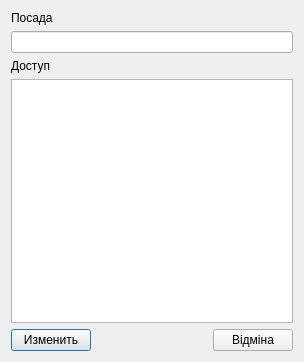
The window that EditPostDialog.ui (CreatorBooMGit/SShop) describes before a commit, drawn with Qt 5.
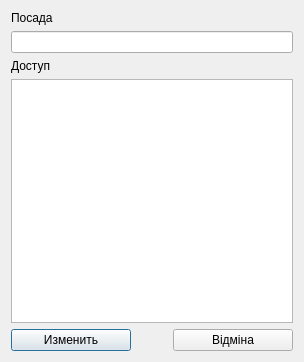
The same window after the commit. Icons and pictures are not drawn.

What changed in the file:
```diff
--- a/EditPostDialog.ui
+++ b/EditPostDialog.ui
@@ -38,6 +38,18 @@
     <layout class="QHBoxLayout" name="horizontalLayout">
      <item>
       <widget class="QPushButton" name="editButton">
+       <property name="minimumSize">
+        <size>
+         <width>120</width>
+         <height>0</height>
+        </size>
+       </property>
+       <property name="maximumSize">
+        <size>
+         <width>120</width>
+         <height>16777215</height>
+        </size>
+       </property>
        <property name="text">
         <string>Изменить</string>
        </property>
@@ -58,6 +70,18 @@
      </item>
      <item>
       <widget class="QPushButton" name="fuckButton">
+       <property name="minimumSize">
+        <size>
+         <width>120</width>
+         <height>0</height>
+        </size>
+       </property>
+       <property name="maximumSize">
+        <size>
+         <width>120</width>
+         <height>16777215</height>
+        </size>
+       </property>
        <property name="text">
         <string>Відміна</string>
        </property>
```
Left out of the diff: 10 changed lines with no effect on the pictures.
